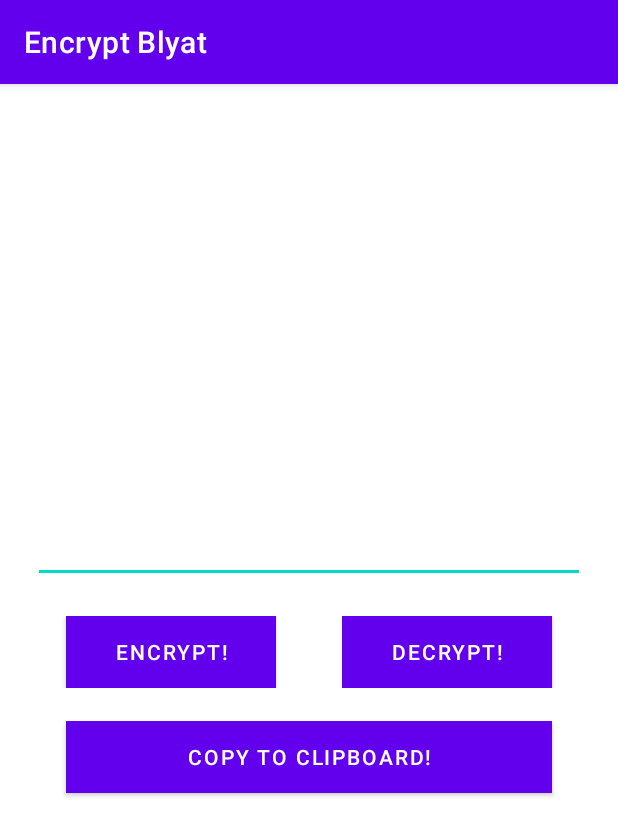
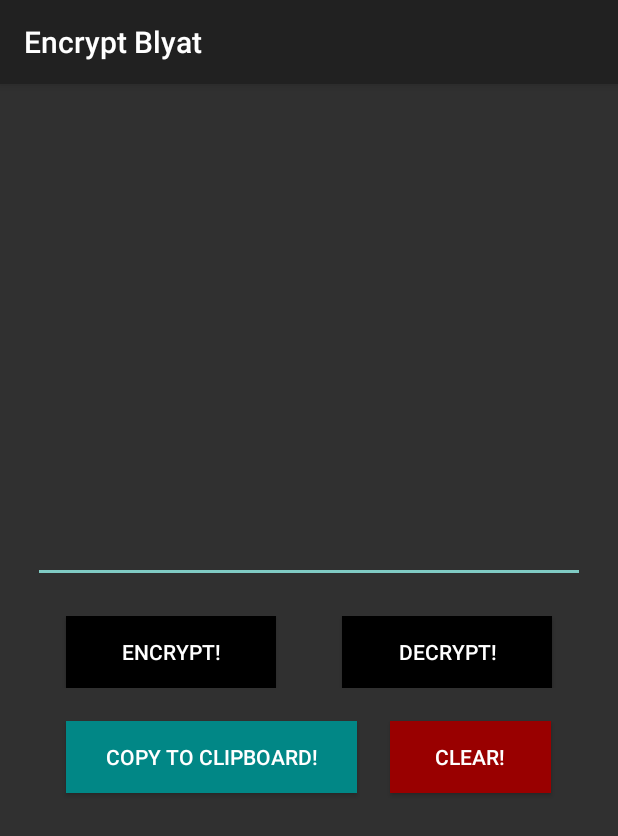
Before and after one commit to baraa-almasri/java_progs, an Android app: the screen it shows after launch (MainActivity), after a tap on "DECRYPT!", on a phone screen of 412 x 824 dp. Shown: the top 836 px of the screen. Run offline under Robolectric (Android 15) with nearby library versions, the phone set to English and light mode, and no system bars; 1 other tap on this screen came first.

Commit message:
better UI

```diff
--- a/EncryptBlyat/app/src/main/AndroidManifest.xml
+++ b/EncryptBlyat/app/src/main/AndroidManifest.xml
@@ -8,7 +8,7 @@
         android:label="@string/app_name"
         android:roundIcon="@mipmap/ic_launcher_round"
         android:supportsRtl="true"
-        android:theme="@style/Theme.EncryptBlyat">
+        android:theme="@style/Theme.AppCompat">
         <activity android:name=".MainActivity">
             <intent-filter>
                 <action android:name="android.intent.action.MAIN" />
--- /dev/null
+++ b/EncryptBlyat/app/src/main/java/com/baraamasri/encryptblyat/Crypt.kt
@@ -0,0 +1,8 @@
+package com.baraamasri.encryptblyat
+
+import java.lang.Math
+
+abstract class Crypt(protected var message: String) {
+
+    abstract fun getProcessedMessage(): String
+}
--- a/EncryptBlyat/app/src/main/java/com/baraamasri/encryptblyat/Decoder.kt
+++ b/EncryptBlyat/app/src/main/java/com/baraamasri/encryptblyat/Decoder.kt
@@ -1,18 +1,17 @@
 package com.baraamasri.encryptblyat
 
-import java.lang.Math
 
-class Decoder(message: String) {
+class Decoder(message: String): Crypt(message) {
     private var entries: ArrayList<String>
-    private var message: String
     init {
         this.message = message + " "
         this.removeEqualSigns()
         this.entries = ArrayList(0)
     }
 
-    fun getMessage(): String {
+    override fun getProcessedMessage(): String {
         this.updateEntries()
+
         return this.decodeBlyat()
     }
 
--- a/EncryptBlyat/app/src/main/java/com/baraamasri/encryptblyat/Encoder.kt
+++ b/EncryptBlyat/app/src/main/java/com/baraamasri/encryptblyat/Encoder.kt
@@ -1,8 +1,8 @@
 package com.baraamasri.encryptblyat
 
-class Encoder(private var message: String) {
+class Encoder(message: String): Crypt(message){
 
-    fun getMessage(): String {
+    override fun getProcessedMessage(): String {
         return this.encodeBlyat()
     }
 
--- a/EncryptBlyat/app/src/main/java/com/baraamasri/encryptblyat/MainActivity.kt
+++ b/EncryptBlyat/app/src/main/java/com/baraamasri/encryptblyat/MainActivity.kt
@@ -12,22 +12,30 @@ class MainActivity : AppCompatActivity() {
     override fun onCreate(savedInstanceState: Bundle?) {
         super.onCreate(savedInstanceState)
         setContentView(R.layout.activity_main)
+
+        clearText.setOnLongClickListener(object: View.OnLongClickListener {
+            override fun onLongClick(v: View?): Boolean {
+                result.setText("Enter Message Blyat!")
+
+                return true
+            }
+        })
+
+        clearText.setOnClickListener(object: View.OnClickListener {
+            override fun onClick(v: View?) {
+                message.setText("")
+            }
+        })
     }
 
     fun evaluate(view: View) {
 
-        result.text = when(view.id) {
+        result.text = (when(view.id) {
+            R.id.encrypt -> (Encoder(message.text.toString()))
+            R.id.decrypt -> (Decoder(message.text.toString()))
+            else -> Any() as Crypt
 
-            R.id.encrypt -> {
-                (Encoder(message.text.toString())).getMessage()
-            }
-
-            R.id.decrypt -> {
-                (Decoder(message.text.toString())).getMessage()
-            }
-
-            else -> {""}
-        }
+        }).getProcessedMessage()
 
     }
 
@@ -35,4 +43,5 @@ class MainActivity : AppCompatActivity() {
         val cb = getSystemService(Context.CLIPBOARD_SERVICE) as ClipboardManager
         cb.setPrimaryClip( ClipData.newPlainText("Blyat", result.text.toString()) )
     }
+
 }
--- a/EncryptBlyat/app/src/main/res/layout/activity_main.xml
+++ b/EncryptBlyat/app/src/main/res/layout/activity_main.xml
@@ -47,7 +47,7 @@
             <LinearLayout
                 android:id="@+id/expressionSelector"
                 android:layout_width="match_parent"
-                android:layout_height="wrap_content"
+                android:layout_height="match_parent"
                 android:layout_marginLeft="10pt"
                 android:layout_marginRight="10pt"
                 android:layout_margin="10pt"
@@ -83,12 +83,11 @@
                 android:layout_width="match_parent"
                 android:layout_height="wrap_content"
                 android:layout_marginLeft="10pt"
-                android:layout_marginRight="10pt"
+                android:layout_marginRight="15pt"
                 android:layout_weight="1"
                 android:orientation="horizontal">
 
                 <Button
-                    android:id="@+id/copyToCB"
                     android:layout_marginBottom="20pt"
                     android:layout_marginRight="10pt"
                     android:layout_marginLeft="10pt"
@@ -97,7 +96,20 @@
                     android:layout_height="wrap_content"
                     android:text="Copy to Clipboard!"
                     android:onClick="copyToCB"
-                    android:background="@color/black"/>
+                    android:background="@color/teal_700"/>
+
+                <Button
+                    android:id="@+id/clearText"
+                    android:layout_marginBottom="20pt"
+                    android:layout_marginRight="5pt"
+                    android:layout_weight="2"
+                    android:layout_width="match_parent"
+                    android:layout_height="wrap_content"
+                    android:text="CLEAR!"
+                    android:onClick="copyToCB"
+                    android:background="@color/red"/>
+
+
 
             </LinearLayout>
 
--- a/EncryptBlyat/app/src/main/res/values/colors.xml
+++ b/EncryptBlyat/app/src/main/res/values/colors.xml
@@ -7,4 +7,5 @@
     <color name="teal_700">#FF018786</color>
     <color name="black">#FF000000</color>
     <color name="white">#FFFFFFFF</color>
+    <color name="red">#990000</color>
 </resources>
```
